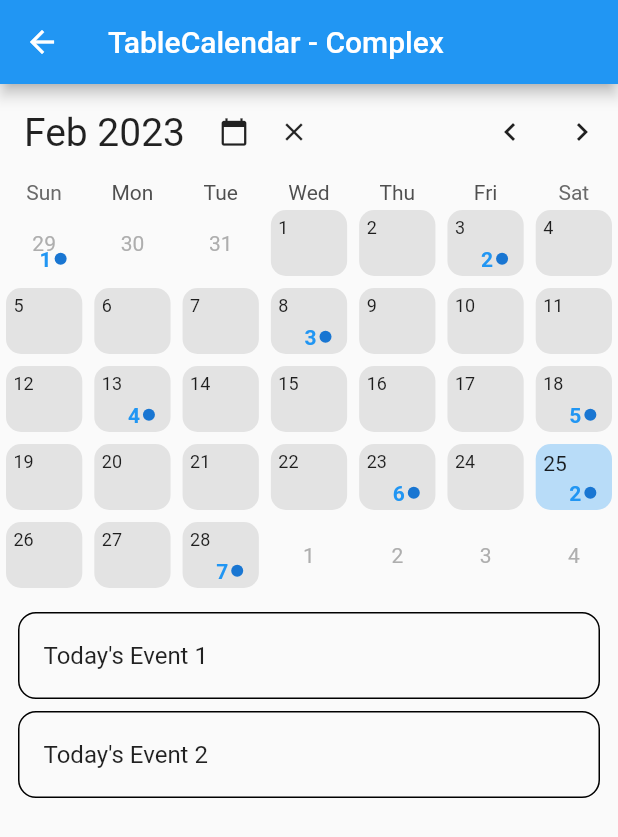
After one commit to coder-selvarajan/paal_kanakku, a Flutter app: the GoodsEntry screen opened directly, after a tap on "Complex Calendar", on a phone screen of 412 x 824 dp. The commit adds this screen. Shown: the top 837 px of the screen. Run offline on Flutter 3.47's test engine with Material 2 defaults, Android fonts, the phone set to English and light mode, and no system bars; drawn by our look-alikes of table_calendar.

Commit message:
Prototyping goods entry screen with table-calendar package

```diff
--- /dev/null
+++ b/lib/screens/calendar_sample1.dart
@@ -0,0 +1,321 @@
+// Copyright 2019 Aleksander Woźniak
+// SPDX-License-Identifier: Apache-2.0
+
+import 'dart:collection';
+
+import 'package:flutter/material.dart';
+import 'package:intl/intl.dart';
+import 'package:table_calendar/table_calendar.dart';
+
+import '../utils.dart';
+
+class TableComplexExample extends StatefulWidget {
+  @override
+  _TableComplexExampleState createState() => _TableComplexExampleState();
+}
+
+class _TableComplexExampleState extends State<TableComplexExample> {
+  late final ValueNotifier<List<Event>> _selectedEvents;
+  final ValueNotifier<DateTime> _focusedDay = ValueNotifier(DateTime.now());
+  final Set<DateTime> _selectedDays = LinkedHashSet<DateTime>(
+    equals: isSameDay,
+    hashCode: getHashCode,
+  );
+
+  late PageController _pageController;
+  CalendarFormat _calendarFormat = CalendarFormat.month;
+  RangeSelectionMode _rangeSelectionMode = RangeSelectionMode.toggledOff;
+  DateTime? _rangeStart;
+  DateTime? _rangeEnd;
+
+  @override
+  void initState() {
+    super.initState();
+
+    _selectedDays.add(_focusedDay.value);
+    _selectedEvents = ValueNotifier(_getEventsForDay(_focusedDay.value));
+  }
+
+  @override
+  void dispose() {
+    _focusedDay.dispose();
+    _selectedEvents.dispose();
+    super.dispose();
+  }
+
+  bool get canClearSelection =>
+      _selectedDays.isNotEmpty || _rangeStart != null || _rangeEnd != null;
+
+  List<Event> _getEventsForDay(DateTime day) {
+    return kEvents[day] ?? [];
+  }
+
+  List<Event> _getEventsForDays(Iterable<DateTime> days) {
+    return [
+      for (final d in days) ..._getEventsForDay(d),
+    ];
+  }
+
+  List<Event> _getEventsForRange(DateTime start, DateTime end) {
+    final days = daysInRange(start, end);
+    return _getEventsForDays(days);
+  }
+
+  void _onDaySelected(DateTime selectedDay, DateTime focusedDay) {
+    setState(() {
+      if (_selectedDays.contains(selectedDay)) {
+        _selectedDays.remove(selectedDay);
+      } else {
+        _selectedDays.add(selectedDay);
+      }
+
+      _focusedDay.value = focusedDay;
+      _rangeStart = null;
+      _rangeEnd = null;
+      _rangeSelectionMode = RangeSelectionMode.toggledOff;
+    });
+
+    _selectedEvents.value = _getEventsForDays(_selectedDays);
+  }
+
+  void _onRangeSelected(DateTime? start, DateTime? end, DateTime focusedDay) {
+    setState(() {
+      _focusedDay.value = focusedDay;
+      _rangeStart = start;
+      _rangeEnd = end;
+      _selectedDays.clear();
+      _rangeSelectionMode = RangeSelectionMode.toggledOn;
+    });
+
+    if (start != null && end != null) {
+      _selectedEvents.value = _getEventsForRange(start, end);
+    } else if (start != null) {
+      _selectedEvents.value = _getEventsForDay(start);
+    } else if (end != null) {
+      _selectedEvents.value = _getEventsForDay(end);
+    }
+  }
+
+  @override
+  Widget build(BuildContext context) {
+    return Scaffold(
+      appBar: AppBar(
+        title: Text('TableCalendar - Complex'),
+      ),
+      body: Column(
+        children: [
+          ValueListenableBuilder<DateTime>(
+            valueListenable: _focusedDay,
+            builder: (context, value, _) {
+              return _CalendarHeader(
+                focusedDay: value,
+                clearButtonVisible: canClearSelection,
+                onTodayButtonTap: () {
+                  setState(() => _focusedDay.value = DateTime.now());
+                },
+                onClearButtonTap: () {
+                  setState(() {
+                    _rangeStart = null;
+                    _rangeEnd = null;
+                    _selectedDays.clear();
+                    _selectedEvents.value = [];
+                  });
+                },
+                onLeftArrowTap: () {
+                  _pageController.previousPage(
+                    duration: Duration(milliseconds: 300),
+                    curve: Curves.easeOut,
+                  );
+                },
+                onRightArrowTap: () {
+                  _pageController.nextPage(
+                    duration: Duration(milliseconds: 300),
+                    curve: Curves.easeOut,
+                  );
+                },
+              );
+            },
+          ),
+          TableCalendar<Event>(
+            firstDay: kFirstDay,
+            lastDay: kLastDay,
+            focusedDay: _focusedDay.value,
+            headerVisible: false,
+            selectedDayPredicate: (day) => _selectedDays.contains(day),
+            rangeStartDay: _rangeStart,
+            rangeEndDay: _rangeEnd,
+            calendarFormat: _calendarFormat,
+            rangeSelectionMode: _rangeSelectionMode,
+            eventLoader: _getEventsForDay,
+            // holidayPredicate: (day) {
+            //   // Every 20th day of the month will be treated as a holiday
+            //   return day.day == 20;
+            // },
+            onDaySelected: _onDaySelected,
+            onRangeSelected: _onRangeSelected,
+            onCalendarCreated: (controller) => _pageController = controller,
+            onPageChanged: (focusedDay) => _focusedDay.value = focusedDay,
+            onFormatChanged: (format) {
+              if (_calendarFormat != format) {
+                setState(() => _calendarFormat = format);
+              }
+            },
+            calendarBuilders: CalendarBuilders(
+              selectedBuilder: (context, date, events) => Container(
+                margin: EdgeInsets.all(4.0),
+                alignment: Alignment.topLeft,
+                decoration: BoxDecoration(
+                  color: Colors.blue.withOpacity(0.3),
+                  borderRadius: BorderRadius.circular(10.0),
+                ),
+                // color: Colors.red,
+                child: Padding(
+                  padding: const EdgeInsets.only(left: 5.0, top: 5.0),
+                  child: Text(
+                    date.day.toString(),
+                  ),
+                ),
+              ),
+              markerBuilder: (context, date, events) {
+                return (kEvents[date]?.length! ?? 0) > 0
+                    ? Container(
+                        margin: EdgeInsets.only(bottom: 8.0),
+                        alignment: Alignment.bottomRight,
+                        width: 30,
+                        height: 15,
+                        decoration: BoxDecoration(
+                          // color: Colors.white,
+                          borderRadius: BorderRadius.circular(4.0),
+                        ),
+                        child: Row(
+                          mainAxisAlignment: MainAxisAlignment.end,
+                          crossAxisAlignment: CrossAxisAlignment.center,
+                          children: [
+                            Text(
+                              kEvents[date]?.length.toString() ?? "",
+                              style: TextStyle(
+                                  color: Colors.blue,
+                                  fontWeight: FontWeight.bold),
+                            ),
+                            SizedBox(
+                              width: 2.0,
+                            ),
+                            CircleAvatar(
+                              radius: 4.0,
+                              // child: Text(""),
+                            ),
+                          ],
+                        ),
+                      )
+                    : SizedBox();
+              },
+              defaultBuilder: (context, date, events) => Container(
+                margin: EdgeInsets.all(4.0),
+                alignment: Alignment.topLeft,
+                decoration: BoxDecoration(
+                  color: Colors.grey.withOpacity(0.25),
+                  borderRadius: BorderRadius.circular(10.0),
+                ),
+                // color: Colors.red,
+                child: Padding(
+                  padding: const EdgeInsets.only(left: 5.0, top: 5.0),
+                  child: Text(
+                    date.day.toString(),
+                    style: TextStyle(fontSize: 12.0),
+                  ),
+                ),
+              ),
+            ),
+          ),
+          const SizedBox(height: 8.0),
+          Expanded(
+            child: ValueListenableBuilder<List<Event>>(
+              valueListenable: _selectedEvents,
+              builder: (context, value, _) {
+                return ListView.builder(
+                  itemCount: value.length,
+                  itemBuilder: (context, index) {
+                    return Container(
+                      margin: const EdgeInsets.symmetric(
+                        horizontal: 12.0,
+                        vertical: 4.0,
+                      ),
+                      decoration: BoxDecoration(
+                        border: Border.all(),
+                        borderRadius: BorderRadius.circular(12.0),
+                      ),
+                      child: ListTile(
+                        onTap: () => print('${value[index]}'),
+                        title: Text('${value[index]}'),
+                      ),
+                    );
+                  },
+                );
+              },
+            ),
+          ),
+        ],
+      ),
+    );
+  }
+}
+
+class _CalendarHeader extends StatelessWidget {
+  final DateTime focusedDay;
+  final VoidCallback onLeftArrowTap;
+  final VoidCallback onRightArrowTap;
+  final VoidCallback onTodayButtonTap;
+  final VoidCallback onClearButtonTap;
+  final bool clearButtonVisible;
+
+  const _CalendarHeader({
+    Key? key,
+    required this.focusedDay,
+    required this.onLeftArrowTap,
+    required this.onRightArrowTap,
+    required this.onTodayButtonTap,
+    required this.onClearButtonTap,
+    required this.clearButtonVisible,
+  }) : super(key: key);
+
+  @override
+  Widget build(BuildContext context) {
+    final headerText = DateFormat.yMMM().format(focusedDay);
+
+    return Padding(
+      padding: const EdgeInsets.symmetric(vertical: 8.0),
+      child: Row(
+        children: [
+          const SizedBox(width: 16.0),
+          SizedBox(
+            width: 120.0,
+            child: Text(
+              headerText,
+              style: TextStyle(fontSize: 26.0),
+            ),
+          ),
+          IconButton(
+            icon: Icon(Icons.calendar_today, size: 20.0),
+            visualDensity: VisualDensity.compact,
+            onPressed: onTodayButtonTap,
+          ),
+          if (clearButtonVisible)
+            IconButton(
+              icon: Icon(Icons.clear, size: 20.0),
+              visualDensity: VisualDensity.compact,
+              onPressed: onClearButtonTap,
+            ),
+          const Spacer(),
+          IconButton(
+            icon: Icon(Icons.chevron_left),
+            onPressed: onLeftArrowTap,
+          ),
+          IconButton(
+            icon: Icon(Icons.chevron_right),
+            onPressed: onRightArrowTap,
+          ),
+        ],
+      ),
+    );
+  }
+}
--- a/lib/screens/goods_entry.dart
+++ b/lib/screens/goods_entry.dart
@@ -1,5 +1,8 @@
 import 'package:flutter/material.dart';
+import 'package:intl/intl.dart';
 import 'package:table_calendar/table_calendar.dart';
+
+import 'calendar_sample1.dart';
 
 class GoodsEntry extends StatelessWidget {
   const GoodsEntry({Key? key}) : super(key: key);
@@ -61,6 +64,15 @@ class GoodsEntry extends StatelessWidget {
                   child: Text("Milk"),
                 ),
               ),
+              TextButton(
+                  onPressed: () {
+                    Navigator.push(
+                      context,
+                      MaterialPageRoute(
+                          builder: (context) => TableComplexExample()),
+                    );
+                  },
+                  child: Text("Complex Calendar")),
               SizedBox(
                 height: 20.0,
               ),
@@ -68,6 +80,23 @@ class GoodsEntry extends StatelessWidget {
                 firstDay: DateTime.utc(2022, 01, 01),
                 lastDay: DateTime.utc(2024, 12, 31),
                 focusedDay: DateTime.now(),
+                onDaySelected: (date, events) {
+                  print(date.toIso8601String());
+                },
+                calendarBuilders: CalendarBuilders(
+                  dowBuilder: (context, day) {
+                    if (day.weekday == DateTime.sunday) {
+                      final text = DateFormat.E().format(day);
+
+                      return Center(
+                        child: Text(
+                          text,
+                          style: TextStyle(color: Colors.red),
+                        ),
+                      );
+                    }
+                  },
+                ),
               ),
               // Row(
               //   mainAxisAlignment: MainAxisAlignment.spaceAround,
--- /dev/null
+++ b/lib/utils.dart
@@ -0,0 +1,52 @@
+// Copyright 2019 Aleksander Woźniak
+// SPDX-License-Identifier: Apache-2.0
+
+import 'dart:collection';
+
+import 'package:table_calendar/table_calendar.dart';
+
+/// Example event class.
+class Event {
+  final String title;
+
+  const Event(this.title);
+
+  @override
+  String toString() => title;
+}
+
+/// Example events.
+///
+/// Using a [LinkedHashMap] is highly recommended if you decide to use a map.
+final kEvents = LinkedHashMap<DateTime, List<Event>>(
+  equals: isSameDay,
+  hashCode: getHashCode,
+)..addAll(_kEventSource);
+
+final _kEventSource = Map.fromIterable(List.generate(50, (index) => index),
+    key: (item) => DateTime.utc(kFirstDay.year, kFirstDay.month, item * 5),
+    value: (item) => List.generate(
+        item % 9 + 1, (index) => Event('Event $item | ${index + 1}')))
+  ..addAll({
+    kToday: [
+      Event('Today\'s Event 1'),
+      Event('Today\'s Event 2'),
+    ],
+  });
+
+int getHashCode(DateTime key) {
+  return key.day * 1000000 + key.month * 10000 + key.year;
+}
+
+/// Returns a list of [DateTime] objects from [first] to [last], inclusive.
+List<DateTime> daysInRange(DateTime first, DateTime last) {
+  final dayCount = last.difference(first).inDays + 1;
+  return List.generate(
+    dayCount,
+    (index) => DateTime.utc(first.year, first.month, first.day + index),
+  );
+}
+
+final kToday = DateTime.now();
+final kFirstDay = DateTime(kToday.year, kToday.month - 3, kToday.day);
+final kLastDay = DateTime(kToday.year, kToday.month + 3, kToday.day);
```
Also changed, not shown: 3 other files.
